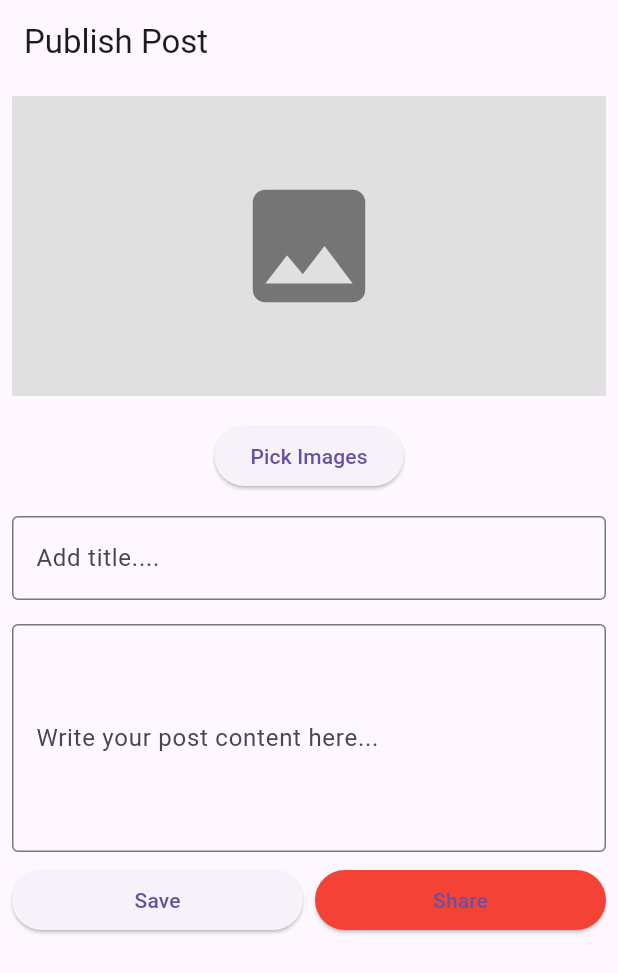
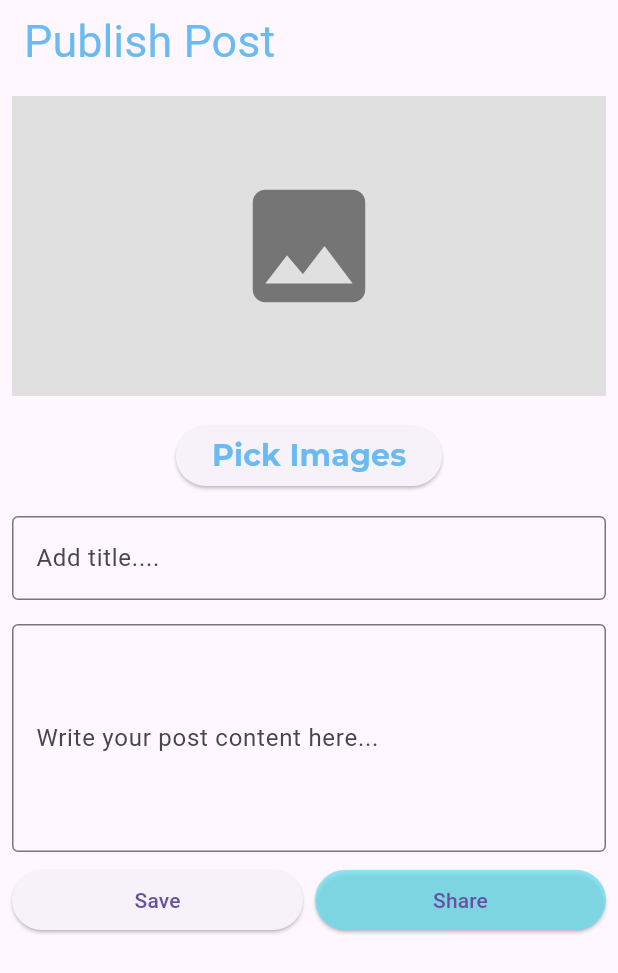
Before and after one commit to CS5520-Seattle-Fall23/finalproject-fantastic-four, a Flutter app: the PublishPage screen opened directly, on a phone screen of 412 x 824 dp. Shown: the top 973 px of the screen. Run offline on Flutter 3.47's test engine with Material 3 defaults, Android fonts, the phone set to English and light mode, and no system bars; our stand-ins replace bot_toast, card_swiper, cloud_firestore, firebase_auth, firebase_core, firebase_messaging and 5 more; accounts and stored records are empty; Roboto replaces fonts that are missing (Hiatus).

Commit message:
edit fonts

```diff
--- a/sweetpet/lib/controller/login_controller/login_controller.dart
+++ b/sweetpet/lib/controller/login_controller/login_controller.dart
@@ -193,7 +193,7 @@ class _AuthScreenState extends State<LoginController> {
                               onPressed: _submit,
                               style: ElevatedButton.styleFrom(
                                 backgroundColor:
-                                    Color.fromRGBO(200, 248, 255, 1),
+                                    const Color.fromRGBO(200, 248, 255, 1),
                                 elevation: 0, // Remove button shadow
                               ),
                               child: Text(
--- a/sweetpet/lib/page/publish_page/publish_page.dart
+++ b/sweetpet/lib/page/publish_page/publish_page.dart
@@ -14,7 +14,14 @@ class PublishPage extends StatelessWidget {
   Widget build(BuildContext context) {
     return Scaffold(
       appBar: AppBar(
-        title: const Text('Publish Post'),
+        title: const Text(
+          'Publish Post',
+          style: TextStyle(
+            fontSize: 30,
+            fontFamily: 'Hiatus',
+            color: Color.fromARGB(255, 106, 187, 241),
+          ),
+        ),
       ),
       body: SingleChildScrollView(
         child: Column(
@@ -47,7 +54,15 @@ class PublishPage extends StatelessWidget {
               padding: const EdgeInsets.all(8),
               child: ElevatedButton(
                 onPressed: controller.pickImages,
-                child: const Text('Pick Images'),
+                child: const Text(
+                  'Pick Images',
+                  style: TextStyle(
+                    fontSize: 20,
+                    fontFamily: 'Mont',
+                    fontWeight: FontWeight.bold,
+                    color: Color.fromARGB(255, 106, 187, 241),
+                  ),
+                ),
               ),
             ),
             Padding(
@@ -91,7 +106,8 @@ class PublishPage extends StatelessWidget {
                             titleController.text, contentController.text);
                       },
                       child: Text('Share'),
-                      style: ElevatedButton.styleFrom(primary: Colors.red),
+                      style: ElevatedButton.styleFrom(
+                          primary: Color.fromARGB(188, 106, 225, 241)),
                     ),
                   ),
                 ],
```
Also changed, not shown: sweetpet/lib/page/post_page/post_page.dart (+5 -3 lines).
